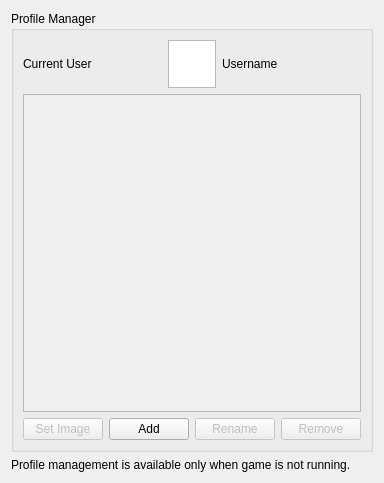
Above: src/yuzu/configuration/configure_profile_manager.ui from QuantumGhost/yuzu before the change. Below: the same form after it.
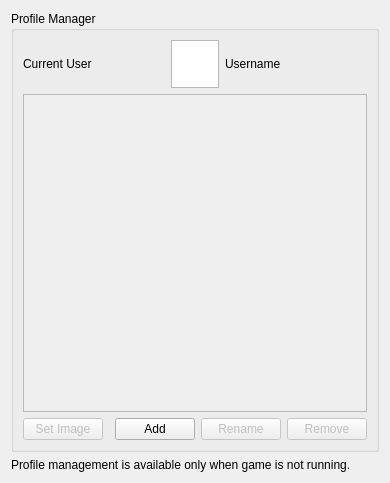
That is the form after the change.

```diff
--- a/src/yuzu/configuration/configure_profile_manager.ui
+++ b/src/yuzu/configuration/configure_profile_manager.ui
@@ -6,7 +6,7 @@
    <rect>
     <x>0</x>
     <y>0</y>
-    <width>366</width>
+    <width>390</width>
     <height>483</height>
    </rect>
   </property>
```
Left out of the diff: 3 changed lines with no effect on the pictures.
